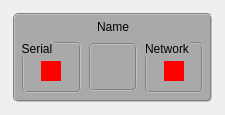
First picture: the form in netport.ui, repository guitarpicva/NetPort, before the edit.
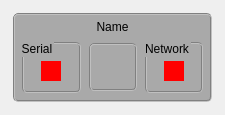
Second picture: the form after the edit. Icons and pictures are not drawn.

Commit message: make label span all 3 columns

```diff
--- a/netport.ui
+++ b/netport.ui
@@ -198,7 +198,7 @@
           </layout>
          </widget>
         </item>
-        <item row="0" column="1">
+        <item row="0" column="0" colspan="3">
          <widget class="QLabel" name="nameLabel">
           <property name="text">
            <string>Name</string>
```
